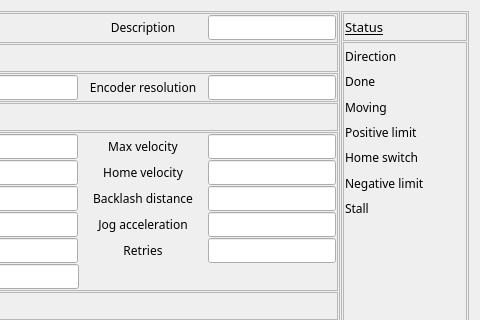
Qt form 3-3/GalilSup/op/ui/galil_csmotor_settings.ui (motorapp/Galil) before a commit; both pictures show x 166 to 646 and y 0 to 320 of the 646 by 411 pixel window.
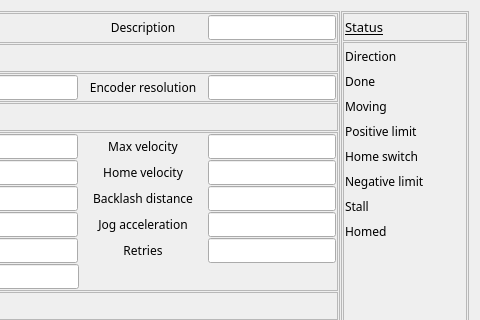
The same form after that commit. Custom widgets are drawn as their Qt base class.

```diff
--- a/3-3/GalilSup/op/ui/galil_csmotor_settings.ui
+++ b/3-3/GalilSup/op/ui/galil_csmotor_settings.ui
@@ -1474,7 +1474,7 @@
             <number>1</number>
            </property>
            <item>
-            <layout class="QVBoxLayout" name="verticalLayout_19" stretch="3,3,3,3,3,3,0">
+            <layout class="QVBoxLayout" name="verticalLayout_19" stretch="3,3,3,3,3,3,3,3">
              <property name="spacing">
               <number>1</number>
              </property>
@@ -1790,6 +1790,51 @@
                </item>
               </layout>
              </item>
+             <item>
+              <layout class="QHBoxLayout" name="horizontalLayout_22">
+               <property name="spacing">
+                <number>1</number>
+               </property>
+               <item>
+                <widget class="QLabel" name="label_41">
+                 <property name="sizePolicy">
+                  <sizepolicy hsizetype="Fixed" vsizetype="Fixed">
+                   <horstretch>0</horstretch>
+                   <verstretch>0</verstretch>
+                  </sizepolicy>
+                 </property>
+                 <property name="minimumSize">
+                  <size>
+                   <width>80</width>
+                   <height>24</height>
+                  </size>
+                 </property>
+                 <property name="font">
+                  <font>
+                   <family>Abyssinica SIL</family>
+                   <pointsize>9</pointsize>
+                  </font>
+                 </property>
+                 <property name="text">
+                  <string>Homed</string>
+                 </property>
+                </widget>
+               </item>
+               <item>
+                <widget class="QEBitStatus" name="qebitstatus_10">
+                 <property name="numberOfBits">
+                  <number>1</number>
+                 </property>
+                 <property name="shift">
+                  <number>14</number>
+                 </property>
+                 <property name="variable" stdset="0">
+                  <string>$(DMC)$(M).MSTA</string>
+                 </property>
+                </widget>
+               </item>
+              </layout>
+             </item>
             </layout>
            </item>
            <item>
```
